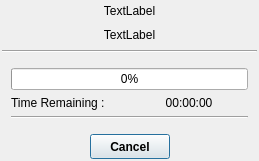
The window that src/gui/progress.ui (trisyoungs/aten) describes before a commit, drawn with Qt 5.
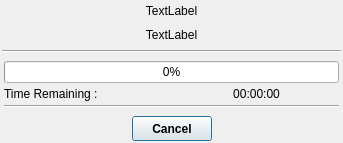
The same window after the commit. Icons and pictures are not drawn.

Commit message: Fixed - ato filter was reading rotations wrongly. Added test file data/test/ipa.ato. Made more of Pattern output only visible when in verbose mode. Added progress indicators to Disorder-related functions. Some general fixes and tweaks to progress indicators. Fixed - Update of main view after disorder build.

What changed in the file:
```diff
--- a/src/gui/progress.ui
+++ b/src/gui/progress.ui
@@ -6,8 +6,8 @@
    <rect>
     <x>0</x>
     <y>0</y>
-    <width>259</width>
-    <height>161</height>
+    <width>343</width>
+    <height>143</height>
    </rect>
   </property>
   <property name="sizePolicy">
@@ -53,6 +53,12 @@
    <item>
     <widget class="QWidget" name="ProgressWidget" native="true">
      <layout class="QVBoxLayout" name="verticalLayout">
+      <property name="spacing">
+       <number>4</number>
+      </property>
+      <property name="margin">
+       <number>2</number>
+      </property>
       <item>
        <widget class="QProgressBar" name="ProgressBar">
         <property name="value">
@@ -63,7 +69,7 @@
       <item>
        <layout class="QHBoxLayout" name="horizontalLayout_2">
         <property name="spacing">
-         <number>0</number>
+         <number>4</number>
         </property>
         <item>
          <widget class="QLabel" name="label">
@@ -102,6 +108,9 @@
    </item>
    <item>
     <layout class="QHBoxLayout" name="horizontalLayout">
+     <property name="spacing">
+      <number>4</number>
+     </property>
      <item>
       <spacer name="horizontalSpacer_2">
        <property name="orientation">
```
Left out of the diff: 7 changed lines with no effect on the pictures. The commit also changes 18 other files.
